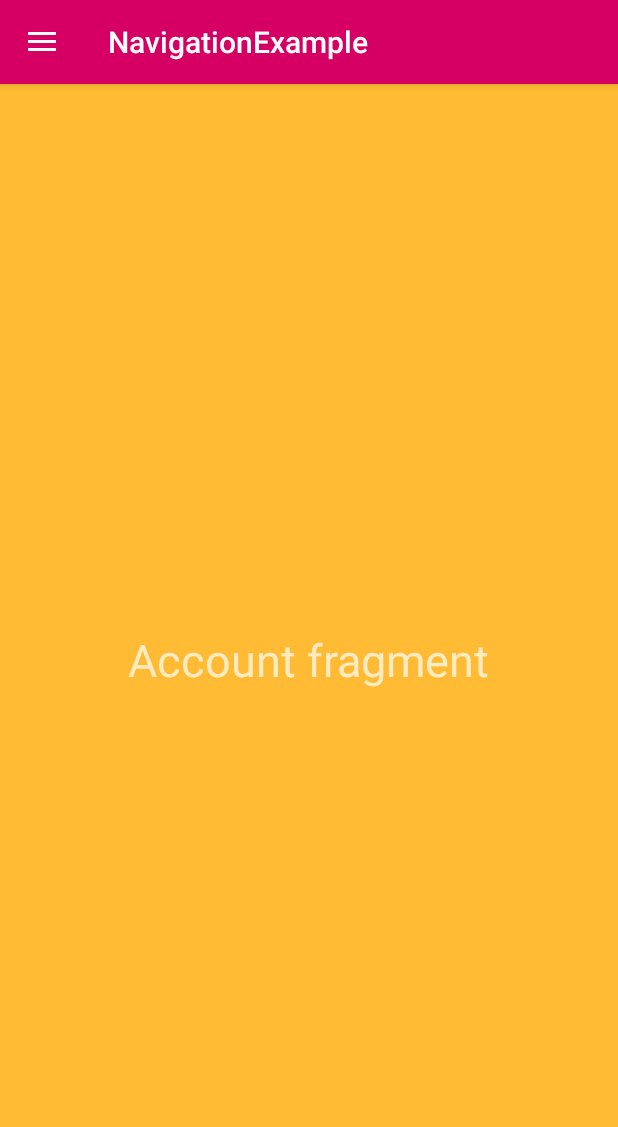
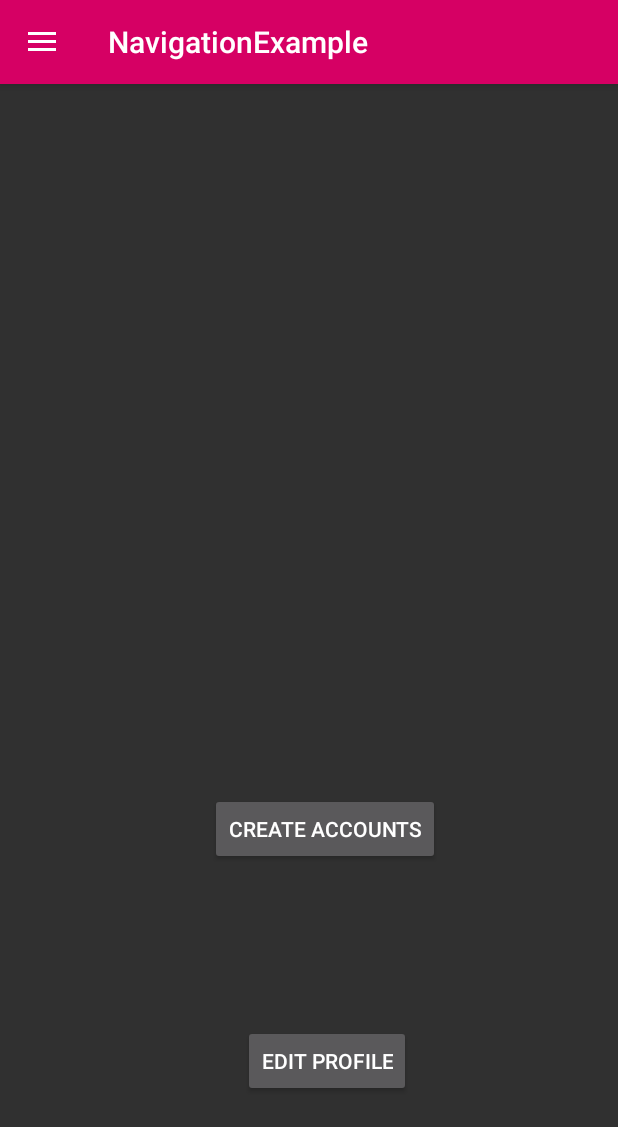
Before and after one commit to KakkuCake/BankApplication, an Android app: the fragment AccountFragment placed in its activity, on a phone screen of 412 x 824 dp. Shown: the top 1127 px of the screen. Run offline under Robolectric (Android 15) with nearby library versions, the phone set to English and light mode, and no system bars; 1 statement that could not run was skipped.

Commit message:
Uusin versio.

```diff
--- a/app/src/main/java/com/example/bankapplication/AccountFragment.java
+++ b/app/src/main/java/com/example/bankapplication/AccountFragment.java
@@ -1,9 +1,12 @@
 package com.example.bankapplication;
 
+import android.content.Intent;
 import android.os.Bundle;
 import android.view.LayoutInflater;
 import android.view.View;
 import android.view.ViewGroup;
+import android.widget.Button;
+import android.widget.Spinner;
 
 import androidx.annotation.NonNull;
 import androidx.annotation.Nullable;
@@ -11,9 +14,43 @@ import androidx.fragment.app.Fragment;
 
 public class AccountFragment extends Fragment {
 
+    private Button button_edit_profile, button_create_accounts;
+
     @Nullable
     @Override
     public View onCreateView(@NonNull LayoutInflater inflater, @Nullable ViewGroup container, @Nullable Bundle savedInstanceState) {
-        return inflater.inflate(R.layout.fragment_account, container, false);
+        View view = inflater.inflate(R.layout.fragment_account, container, false);
+
+
+        button_edit_profile = (Button) view.findViewById(R.id.button_edit_profile);
+        button_edit_profile.setOnClickListener(new View.OnClickListener() {
+            @Override
+            public void onClick(View v) {
+                startEditProfileActivity();
+            }
+        });
+
+        button_create_accounts = (Button) view.findViewById(R.id.button_create_accounts);
+        button_create_accounts.setOnClickListener(new View.OnClickListener() {
+            @Override
+            public void onClick(View v) {
+                startCreateAccountsActivity();
+
+            }
+        });
+
+        return view;
     }
+    private void startEditProfileActivity() {
+        Intent intent = new Intent(getActivity(), EditProfileActivity.class);
+        startActivity(intent);
+    }
+
+    private void startCreateAccountsActivity() {
+        Intent intent = new Intent(getActivity(), CreateAccountsActivity.class);
+        startActivity(intent);
+    }
+
+
+
 }
--- a/app/src/main/java/com/example/bankapplication/HomeFragment.java
+++ b/app/src/main/java/com/example/bankapplication/HomeFragment.java
@@ -18,8 +18,6 @@ public class HomeFragment extends Fragment {
     private static final String ARG_EMAIL = "argEmail";
     String mName, mEmail;
     private TextView name, email;
-    private Button button_logout;
-    private Button button_edit_profile;
     SessionManager sessionManager;
 
     public static HomeFragment newInstance(String name, String email) {
@@ -44,25 +42,10 @@ public class HomeFragment extends Fragment {
             mEmail = getArguments().getString(ARG_EMAIL);
         }
 
-
         name.setText(mName);
         email.setText(mEmail);
-
-        button_edit_profile = (Button) view.findViewById(R.id.button_edit_profile);
-        button_edit_profile.setOnClickListener(new View.OnClickListener() {
-            @Override
-            public void onClick(View v) {
-                startActivityEditProfile();
-            }
-        });
 
         return view;
     }
 
-    // This method gets the user details
-    private void startActivityEditProfile() {
-        Intent intent = new Intent(getActivity(), EditProfileActivity.class);
-        startActivity(intent);
-    }
-
 }
--- a/app/src/main/res/layout/fragment_account.xml
+++ b/app/src/main/res/layout/fragment_account.xml
@@ -1,14 +1,34 @@
 <?xml version="1.0" encoding="utf-8"?>
-<RelativeLayout xmlns:android="http://schemas.android.com/apk/res/android"
+<androidx.constraintlayout.widget.ConstraintLayout
+    xmlns:android="http://schemas.android.com/apk/res/android"
+    xmlns:app="http://schemas.android.com/apk/res-auto"
+    xmlns:tools="http://schemas.android.com/tools"
     android:layout_width="match_parent"
-    android:layout_height="match_parent"
-    android:background="@android:color/holo_orange_light">
+    android:layout_height="match_parent">
 
-    <TextView
+
+    <Button
+        android:id="@+id/button_edit_profile"
         android:layout_width="wrap_content"
         android:layout_height="wrap_content"
-        android:layout_centerInParent="true"
-        android:text="Account fragment"
-        android:textSize="30sp" />
+        android:text="Edit Profile"
+        app:layout_constraintBottom_toBottomOf="parent"
+        app:layout_constraintEnd_toEndOf="parent"
+        app:layout_constraintHorizontal_bias="0.541"
+        app:layout_constraintStart_toStartOf="parent"
+        app:layout_constraintTop_toTopOf="parent"
+        app:layout_constraintVertical_bias="0.871" />
 
-</RelativeLayout>
+    <Button
+        android:id="@+id/button_create_accounts"
+        android:layout_width="wrap_content"
+        android:layout_height="wrap_content"
+        android:layout_marginTop="328dp"
+        android:text="Create Accounts"
+        app:layout_constraintBottom_toTopOf="@+id/button_edit_profile"
+        app:layout_constraintEnd_toEndOf="parent"
+        app:layout_constraintHorizontal_bias="0.541"
+        app:layout_constraintStart_toStartOf="parent"
+        app:layout_constraintTop_toTopOf="parent"
+        app:layout_constraintVertical_bias="0.575" />
+</androidx.constraintlayout.widget.ConstraintLayout>
```
Also changed, not shown: app/src/main/AndroidManifest.xml (+5 -3 lines), app/src/main/res/layout/fragment_bank_actions.xml (+15 -9 lines), app/src/main/res/layout/fragment_home.xml (+0 -15 lines).
